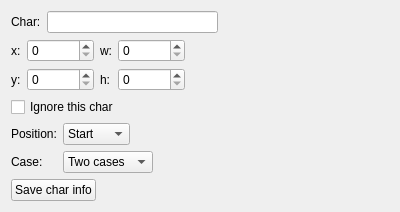
This is charinfowidget.ui in boussouira/ArabicFontBmp as Qt 5 draws it before an edit. The edited form follows.
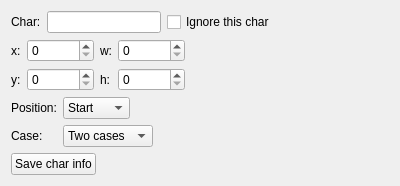
This is the edited form.

Patch:
```diff
--- a/charinfowidget.ui
+++ b/charinfowidget.ui
@@ -7,7 +7,7 @@
     <x>0</x>
     <y>0</y>
     <width>400</width>
-    <height>206</height>
+    <height>181</height>
    </rect>
   </property>
   <property name="sizePolicy">
@@ -32,6 +32,13 @@
      <item>
       <widget class="QLineEdit" name="lineChar"/>
      </item>
+     <item>
+      <widget class="QCheckBox" name="checkBox">
+       <property name="text">
+        <string>Ignore this char</string>
+       </property>
+      </widget>
+     </item>
      <item>
       <spacer name="horizontalSpacer">
        <property name="orientation">
@@ -128,13 +135,6 @@
      </item>
     </layout>
    </item>
-   <item>
-    <widget class="QCheckBox" name="checkBox">
-     <property name="text">
-      <string>Ignore this char</string>
-     </property>
-    </widget>
-   </item>
    <item>
     <layout class="QFormLayout" name="formLayout_3">
      <item row="0" column="0">
```
